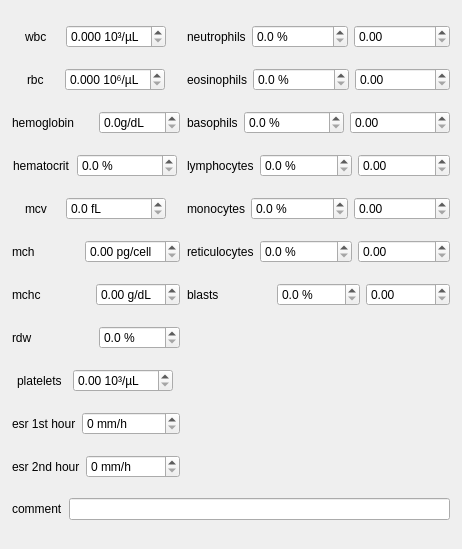
maternite/freehealth, file forms/subforms/generic/labtest_result/ui/xx/cbc.ui: the form before one commit.
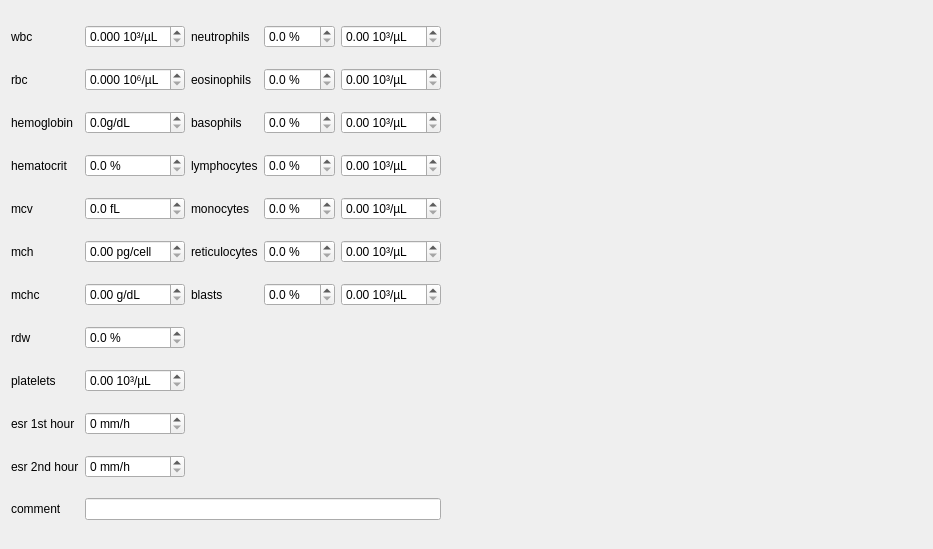
The form after the commit.

Commit message: completed CBC in Lab Test result

What changed in the file:
```diff
--- a/forms/subforms/generic/labtest_result/ui/xx/cbc.ui
+++ b/forms/subforms/generic/labtest_result/ui/xx/cbc.ui
@@ -6,7 +6,7 @@
    <rect>
     <x>0</x>
     <y>0</y>
-    <width>462</width>
+    <width>933</width>
     <height>549</height>
    </rect>
   </property>
@@ -14,23 +14,8 @@
    <string/>
   </property>
   <layout class="QGridLayout" name="gridLayout">
-   <item row="0" column="0">
-    <layout class="QHBoxLayout" name="horizontalLayout_9">
-     <item>
-      <widget class="QLabel" name="wbcLabel">
-       <property name="sizePolicy">
-        <sizepolicy hsizetype="Fixed" vsizetype="Preferred">
-         <horstretch>0</horstretch>
-         <verstretch>0</verstretch>
-        </sizepolicy>
-       </property>
-       <property name="text">
-        <string>wbc</string>
-       </property>
-      </widget>
-     </item>
-     <item>
-      <widget class="QDoubleSpinBox" name="wbcDoubleSpinBox">
+   <item row="1" column="4">
+    <widget class="QDoubleSpinBox" name="eosinophilsDoubleSpinBox">
        <property name="maximumSize">
         <size>
          <width>100</width>
@@ -40,75 +25,12 @@
        <property name="suffix">
         <string> 10³/µL</string>
        </property>
-       <property name="decimals">
-        <number>3</number>
-       </property>
        <property name="maximum">
-        <double>1000000.000000000000000</double>
+      <double>100000.000000000000000</double>
        </property>
       </widget>
      </item>
-    </layout>
-   </item>
-   <item row="0" column="1">
-    <layout class="QHBoxLayout" name="horizontalLayout_2">
-     <item>
-      <widget class="QLabel" name="neutrophilsLabel">
-       <property name="sizePolicy">
-        <sizepolicy hsizetype="Fixed" vsizetype="Preferred">
-         <horstretch>0</horstretch>
-         <verstretch>0</verstretch>
-        </sizepolicy>
-       </property>
-       <property name="text">
-        <string>neutrophils</string>
-       </property>
-      </widget>
-     </item>
-     <item>
-      <widget class="QDoubleSpinBox" name="neutrophilsPctDoubleSpinBox">
-       <property name="maximumSize">
-        <size>
-         <width>100</width>
-         <height>16777215</height>
-        </size>
-       </property>
-       <property name="suffix">
-        <string> %</string>
-       </property>
-       <property name="decimals">
-        <number>1</number>
-       </property>
-      </widget>
-     </item>
-     <item>
-      <widget class="QDoubleSpinBox" name="neutrophilsDoubleSpinBox">
-       <property name="maximumSize">
-        <size>
-         <width>100</width>
-         <height>16777215</height>
-        </size>
-       </property>
-      </widget>
-     </item>
-    </layout>
-   </item>
-   <item row="1" column="0">
-    <layout class="QHBoxLayout" name="horizontalLayout_10">
-     <item>
-      <widget class="QLabel" name="rbcLabel">
-       <property name="sizePolicy">
-        <sizepolicy hsizetype="Fixed" vsizetype="Preferred">
-         <horstretch>0</horstretch>
-         <verstretch>0</verstretch>
-        </sizepolicy>
-       </property>
-       <property name="text">
-        <string>rbc</string>
-       </property>
-      </widget>
-     </item>
-     <item>
+   <item row="1" column="1">
       <widget class="QDoubleSpinBox" name="rbcDoubleSpinBox">
        <property name="maximumSize">
         <size>
@@ -127,25 +49,8 @@
        </property>
       </widget>
      </item>
-    </layout>
-   </item>
-   <item row="1" column="1">
-    <layout class="QHBoxLayout" name="horizontalLayout_3">
-     <item>
-      <widget class="QLabel" name="eosinoLabel">
-       <property name="sizePolicy">
-        <sizepolicy hsizetype="Fixed" vsizetype="Preferred">
-         <horstretch>0</horstretch>
-         <verstretch>0</verstretch>
-        </sizepolicy>
-       </property>
-       <property name="text">
-        <string>eosinophils</string>
-       </property>
-      </widget>
-     </item>
-     <item>
-      <widget class="QDoubleSpinBox" name="eosinophilsPctDoubleSpinBox">
+   <item row="3" column="1">
+    <widget class="QDoubleSpinBox" name="hematocritDoubleSpinBox">
        <property name="maximumSize">
         <size>
          <width>100</width>
@@ -160,88 +65,30 @@
        </property>
       </widget>
      </item>
-     <item>
-      <widget class="QDoubleSpinBox" name="eosinophilsDoubleSpinBox">
-       <property name="maximumSize">
-        <size>
-         <width>100</width>
-         <height>16777215</height>
-        </size>
-       </property>
-      </widget>
-     </item>
-    </layout>
-   </item>
-   <item row="2" column="0">
-    <layout class="QHBoxLayout" name="horizontalLayout_11">
-     <item>
-      <widget class="QLabel" name="hemoglobinLabel">
+   <item row="6" column="2">
+    <widget class="QLabel" name="blastsLabel">
        <property name="text">
-        <string>hemoglobin</string>
+      <string>blasts</string>
        </property>
       </widget>
      </item>
-     <item>
-      <widget class="QDoubleSpinBox" name="hemoglobinDoubleSpinBox">
-       <property name="suffix">
-        <string>g/dL</string>
-       </property>
-       <property name="decimals">
-        <number>1</number>
-       </property>
-      </widget>
-     </item>
-    </layout>
-   </item>
-   <item row="2" column="1">
-    <layout class="QHBoxLayout" name="horizontalLayout_4">
-     <item>
-      <widget class="QLabel" name="basophilsLabel">
+   <item row="0" column="2">
+    <widget class="QLabel" name="neutrophilsLabel">
        <property name="sizePolicy">
-        <sizepolicy hsizetype="Fixed" vsizetype="Preferred">
+      <sizepolicy hsizetype="Preferred" vsizetype="Preferred">
          <horstretch>0</horstretch>
          <verstretch>0</verstretch>
         </sizepolicy>
        </property>
        <property name="text">
-        <string>basophils</string>
-       </property>
-      </widget>
-     </item>
-     <item>
-      <widget class="QDoubleSpinBox" name="basophilsPctDoubleSpinBox">
-       <property name="maximumSize">
-        <size>
-         <width>100</width>
-         <height>16777215</height>
-        </size>
-       </property>
-       <property name="suffix">
-        <string> %</string>
-       </property>
-       <property name="decimals">
-        <number>1</number>
-       </property>
-      </widget>
-     </item>
-     <item>
-      <widget class="QDoubleSpinBox" name="basophilsDoubleSpinBox">
-       <property name="maximumSize">
-        <size>
-         <width>100</width>
-         <height>16777215</height>
-        </size>
-       </property>
-      </widget>
-     </item>
-    </layout>
+      <string>neutrophils</string>
+     </property>
+    </widget>
    </item>
    <item row="3" column="0">
-    <layout class="QHBoxLayout" name="horizontalLayout_12">
-     <item>
       <widget class="QLabel" name="hematocritLabel">
        <property name="sizePolicy">
-        <sizepolicy hsizetype="Fixed" vsizetype="Preferred">
+      <sizepolicy hsizetype="Preferred" vsizetype="Preferred">
          <horstretch>0</horstretch>
          <verstretch>0</verstretch>
         </sizepolicy>
@@ -251,8 +98,8 @@
        </property>
       </widget>
      </item>
-     <item>
-      <widget class="QDoubleSpinBox" name="hematocritDoubleSpinBox">
+   <item row="5" column="3">
+    <widget class="QDoubleSpinBox" name="reticulocytesPctDoubleSpinBox">
        <property name="maximumSize">
         <size>
          <width>100</width>
@@ -267,25 +114,8 @@
        </property>
       </widget>
      </item>
-    </layout>
-   </item>
-   <item row="3" column="1">
-    <layout class="QHBoxLayout" name="horizontalLayout_5">
-     <item>
-      <widget class="QLabel" name="lymphocytesLabel">
-       <property name="sizePolicy">
-        <sizepolicy hsizetype="Fixed" vsizetype="Preferred">
-         <horstretch>0</horstretch>
-         <verstretch>0</verstretch>
-        </sizepolicy>
-       </property>
-       <property name="text">
-        <string>lymphocytes</string>
-       </property>
-      </widget>
-     </item>
-     <item>
-      <widget class="QDoubleSpinBox" name="lymphocytesPctDoubleSpinBox">
+   <item row="2" column="4">
+    <widget class="QDoubleSpinBox" name="basophilsDoubleSpinBox">
        <property name="maximumSize">
         <size>
          <width>100</width>
@@ -293,35 +123,15 @@
         </size>
        </property>
        <property name="suffix">
-        <string> %</string>
-       </property>
-       <property name="decimals">
-        <number>1</number>
+      <string> 10³/µL</string>
+     </property>
+     <property name="maximum">
+      <double>100000.000000000000000</double>
        </property>
       </widget>
      </item>
-     <item>
-      <widget class="QDoubleSpinBox" name="lymphocytesDoubleSpinBox"/>
-     </item>
-    </layout>
-   </item>
-   <item row="4" column="0">
-    <layout class="QHBoxLayout" name="horizontalLayout_13">
-     <item>
-      <widget class="QLabel" name="mcvLabel">
-       <property name="sizePolicy">
-        <sizepolicy hsizetype="Fixed" vsizetype="Preferred">
-         <horstretch>0</horstretch>
-         <verstretch>0</verstretch>
-        </sizepolicy>
-       </property>
-       <property name="text">
-        <string>mcv</string>
-       </property>
-      </widget>
-     </item>
-     <item>
-      <widget class="QDoubleSpinBox" name="mcv">
+   <item row="2" column="1">
+    <widget class="QDoubleSpinBox" name="hemoglobinDoubleSpinBox">
        <property name="maximumSize">
         <size>
          <width>100</width>
@@ -329,7 +139,7 @@
         </size>
        </property>
        <property name="suffix">
-        <string> fL</string>
+      <string>g/dL</string>
        </property>
        <property name="decimals">
         <number>1</number>
@@ -339,24 +149,7 @@
        </property>
       </widget>
      </item>
-    </layout>
-   </item>
-   <item row="4" column="1">
-    <layout class="QHBoxLayout" name="horizontalLayout_6">
-     <item>
-      <widget class="QLabel" name="monocytesLabel">
-       <property name="sizePolicy">
-        <sizepolicy hsizetype="Fixed" vsizetype="Preferred">
-         <horstretch>0</horstretch>
-         <verstretch>0</verstretch>
-        </sizepolicy>
-       </property>
-       <property name="text">
-        <string>monocytes</string>
-       </property>
-      </widget>
-     </item>
-     <item>
+   <item row="4" column="3">
       <widget class="QDoubleSpinBox" name="monocytesPctDoubleSpinBox">
        <property name="maximumSize">
         <size>
@@ -372,200 +165,128 @@
        </property>
       </widget>
      </item>
-     <item>
-      <widget class="QDoubleSpinBox" name="monocytesDoubleSpinBox"/>
-     </item>
-    </layout>
+   <item row="3" column="4">
+    <widget class="QDoubleSpinBox" name="lymphocytesDoubleSpinBox">
+     <property name="maximumSize">
+      <size>
+       <width>100</width>
+       <height>16777215</height>
+      </size>
+     </property>
+     <property name="suffix">
+      <string> 10³/µL</string>
+     </property>
+     <property name="maximum">
+      <double>100000.000000000000000</double>
+     </property>
+    </widget>
+   </item>
+   <item row="11" column="0">
+    <widget class="QLabel" name="cbcCommentLabel">
+     <property name="text">
+      <string>comment</string>
+     </property>
+    </widget>
+   </item>
+   <item row="2" column="3">
+    <widget class="QDoubleSpinBox" name="basophilsPctDoubleSpinBox">
+     <property name="maximumSize">
+      <size>
+       <width>100</width>
+       <height>16777215</height>
+      </size>
+     </property>
+     <property name="suffix">
+      <string> %</string>
+     </property>
+     <property name="decimals">
+      <number>1</number>
+     </property>
+    </widget>
+   </item>
+   <item row="1" column="0">
+    <widget class="QLabel" name="rbcLabel">
+     <property name="sizePolicy">
+      <sizepolicy hsizetype="Preferred" vsizetype="Preferred">
+       <horstretch>0</horstretch>
+       <verstretch>0</verstretch>
+      </sizepolicy>
+     </property>
+     <property name="text">
+      <string>rbc</string>
+     </property>
+    </widget>
+   </item>
+   <item row="4" column="4">
+    <widget class="QDoubleSpinBox" name="monocytesDoubleSpinBox">
+     <property name="maximumSize">
+      <size>
+       <width>100</width>
+       <height>16777215</height>
+      </size>
+     </property>
+     <property name="suffix">
+      <string> 10³/µL</string>
+     </property>
+     <property name="maximum">
+      <double>100000.000000000000000</double>
+     </property>
+    </widget>
+   </item>
+   <item row="7" column="0">
+    <widget class="QLabel" name="rdwLabel">
+     <property name="text">
+      <string>rdw</string>
+     </property>
+    </widget>
+   </item>
+   <item row="0" column="1">
+    <widget class="QDoubleSpinBox" name="wbcDoubleSpinBox">
+     <property name="maximumSize">
+      <size>
+       <width>100</width>
+       <height>16777215</height>
+      </size>
+     </property>
+     <property name="suffix">
+      <string> 10³/µL</string>
+     </property>
+     <property name="decimals">
+      <number>3</number>
+     </property>
+     <property name="maximum">
+      <double>1000000.000000000000000</double>
+     </property>
+    </widget>
    </item>
    <item row="5" column="0">
-    <layout class="QHBoxLayout" name="horizontalLayout_14">
-     <item>
-      <widget class="QLabel" name="label_2">
+    <widget class="QLabel" name="mchLabel">
        <property name="text">
         <string>mch</string>
        </property>
       </widget>
      </item>
-     <item>
-      <widget class="QDoubleSpinBox" name="doubleSpinBox_2">
-       <property name="suffix">
-        <string> pg/cell</string>
-       </property>
-      </widget>
-     </item>
-    </layout>
-   </item>
-   <item row="5" column="1">
-    <layout class="QHBoxLayout" name="horizontalLayout_7">
-     <item>
-      <widget class="QLabel" name="reticulocytesLabel">
-       <property name="sizePolicy">
-        <sizepolicy hsizetype="Fixed" vsizetype="Preferred">
-         <horstretch>0</horstretch>
-         <verstretch>0</verstretch>
-        </sizepolicy>
-       </property>
-       <property name="text">
-        <string>reticulocytes</string>
-       </property>
-      </widget>
-     </item>
-     <item>
-      <widget class="QDoubleSpinBox" name="reticulocytesPctDoubleSpinBox">
-       <property name="maximumSize">
-        <size>
-         <width>100</width>
-         <height>16777215</height>
-        </size>
-       </property>
-       <property name="suffix">
-        <string> %</string>
-       </property>
-       <property name="decimals">
-        <number>1</number>
-       </property>
-      </widget>
-     </item>
-     <item>
-      <widget class="QDoubleSpinBox" name="reticulocytesDoubleSpinBox"/>
-     </item>
-    </layout>
-   </item>
    <item row="6" column="0">
-    <layout class="QHBoxLayout" name="horizontalLayout_15">
-     <item>
-      <widget class="QLabel" name="label">
+    <widget class="QLabel" name="mchcLabel">
        <property name="text">
         <string>mchc</string>
        </property>
       </widget>
      </item>
-     <item>
-      <widget class="QDoubleSpinBox" name="doubleSpinBox">
-       <property name="suffix">
-        <string> g/dL</string>
-       </property>
-      </widget>
-     </item>
-    </layout>
-   </item>
-   <item row="6" column="1">
-    <layout class="QHBoxLayout" name="horizontalLayout_8">
-     <item>
-      <widget class="QLabel" name="blastsLabel">
-       <property name="text">
-        <string>blasts</string>
-       </property>
-      </widget>
-     </item>
-     <item>
-      <widget class="QDoubleSpinBox" name="blastsPctDoubleSpinBox">
-       <property name="suffix">
-        <string> %</string>
-       </property>
-       <property name="decimals">
-        <number>1</number>
-       </property>
-      </widget>
-     </item>
-     <item>
-      <widget class="QDoubleSpinBox" name="blastsDoubleSpinBox"/>
-     </item>
-    </layout>
-   </item>
-   <item row="7" column="0">
-    <layout class="QHBoxLayout" name="horizontalLayout_16">
-     <item>
-      <widget class="QLabel" name="label_3">
-       <property name="text">
-        <string>rdw</string>
-       </property>
-      </widget>
-     </item>
-     <item>
-      <widget class="QDoubleSpinBox" name="doubleSpinBox_3">
-       <property name="suffix">
-        <string> %</string>
-       </property>
-       <property name="decimals">
-        <number>1</number>
-       </property>
-      </widget>
-     </item>
-    </layout>
-   </item>
-   <item row="8" column="0">
-    <layout class="QHBoxLayout" name="horizontalLayout_17">
-     <item>
-      <widget class="QLabel" name="plateletsLabel">
+   <item row="5" column="2">
+    <widget class="QLabel" name="reticulocytesLabel">
        <property name="sizePolicy">
-        <sizepolicy hsizetype="Fixed" vsizetype="Preferred">
+      <sizepolicy hsizetype="Preferred" vsizetype="Preferred">
          <horstretch>0</horstretch>
          <verstretch>0</verstretch>
         </sizepolicy>
        </property>
        <property name="text">
-        <string>platelets</string>
-       </property>
-      </widget>
-     </item>
-     <item>
-      <widget class="QDoubleSpinBox" name="plateletsDoubleSpinBox">
-       <property name="maximumSize">
-        <size>
-         <width>100</width>
-         <height>16777215</height>
-        </size>
-       </property>
-       <property name="suffix">
-        <string> 10³/µL</string>
-       </property>
-       <property name="maximum">
-        <double>1000000.000000000000000</double>
-       </property>
-      </widget>
-     </item>
-    </layout>
-   </item>
-   <item row="9" column="0">
-    <layout class="QHBoxLayout" name="horizontalLayout_18">
-     <item>
-      <widget class="QLabel" name="esr1Label">
-       <property name="sizePolicy">
-        <sizepolicy hsizetype="Fixed" vsizetype="Preferred">
-         <horstretch>0</horstretch>
-         <verstretch>0</verstretch>
-        </sizepolicy>
-       </property>
-       <property name="text">
-        <string>esr 1st hour</string>
-       </property>
-      </widget>
-     </item>
-     <item>
-      <widget class="QDoubleSpinBox" name="esr1DoubleSpinBox">
-       <property name="maximumSize">
-        <size>
-         <width>100</width>
-         <height>16777215</height>
-        </size>
-       </property>
-       <property name="suffix">
-        <string> mm/h</string>
-       </property>
-       <property name="decimals">
-        <number>0</number>
-       </property>
-       <property name="maximum">
-        <double>10000.000000000000000</double>
-       </property>
-      </widget>
-     </item>
-    </layout>
+      <string>reticulocytes</string>
+     </property>
+    </widget>
    </item>
    <item row="10" column="0">
-    <layout class="QHBoxLayout" name="horizontalLayout_19">
-     <item>
       <widget class="QLabel" name="esr2Label">
        <property name="sizePolicy">
         <sizepolicy hsizetype="Fixed" vsizetype="Preferred">
@@ -578,7 +299,185 @@
        </property>
       </widget>
      </item>
-     <item>
+   <item row="9" column="0">
+    <widget class="QLabel" name="esr1Label">
+     <property name="sizePolicy">
+      <sizepolicy hsizetype="Fixed" vsizetype="Preferred">
+       <horstretch>0</horstretch>
+       <verstretch>0</verstretch>
+      </sizepolicy>
+     </property>
+     <property name="text">
+      <string>esr 1st hour</string>
+     </property>
+    </widget>
+   </item>
+   <item row="4" column="2">
+    <widget class="QLabel" name="monocytesLabel">
+     <property name="sizePolicy">
+      <sizepolicy hsizetype="Preferred" vsizetype="Preferred">
+       <horstretch>0</horstretch>
+       <verstretch>0</verstretch>
+      </sizepolicy>
+     </property>
+     <property name="text">
+      <string>monocytes</string>
+     </property>
+    </widget>
+   </item>
+   <item row="4" column="0">
+    <widget class="QLabel" name="mcvLabel">
+     <property name="sizePolicy">
+      <sizepolicy hsizetype="Preferred" vsizetype="Preferred">
+       <horstretch>0</horstretch>
+       <verstretch>0</verstretch>
+      </sizepolicy>
+     </property>
+     <property name="text">
+      <string>mcv</string>
+     </property>
+    </widget>
+   </item>
+   <item row="0" column="0">
+    <widget class="QLabel" name="wbcLabel">
+     <property name="sizePolicy">
+      <sizepolicy hsizetype="Preferred" vsizetype="Preferred">
+       <horstretch>0</horstretch>
+       <verstretch>0</verstretch>
+      </sizepolicy>
+     </property>
+     <property name="text">
+      <string>wbc</string>
+     </property>
+    </widget>
+   </item>
+   <item row="2" column="0">
+    <widget class="QLabel" name="hemoglobinLabel">
+     <property name="text">
+      <string>hemoglobin</string>
+     </property>
+    </widget>
+   </item>
+   <item row="0" column="3">
+    <widget class="QDoubleSpinBox" name="neutrophilsPctDoubleSpinBox">
+     <property name="maximumSize">
+      <size>
+       <width>100</width>
+       <height>16777215</height>
+      </size>
+     </property>
+     <property name="suffix">
+      <string> %</string>
+     </property>
+     <property name="decimals">
+      <number>1</number>
+     </property>
+    </widget>
+   </item>
+   <item row="8" column="1">
+    <widget class="QDoubleSpinBox" name="plateletsDoubleSpinBox">
+     <property name="maximumSize">
+      <size>
+       <width>100</width>
+       <height>16777215</height>
+      </size>
+     </property>
+     <property name="suffix">
+      <string> 10³/µL</string>
+     </property>
+     <property name="maximum">
+      <double>1000000.000000000000000</double>
+     </property>
+    </widget>
+   </item>
+   <item row="8" column="0">
+    <widget class="QLabel" name="plateletsLabel">
+     <property name="sizePolicy">
+      <sizepolicy hsizetype="Preferred" vsizetype="Preferred">
+       <horstretch>0</horstretch>
+       <verstretch>0</verstretch>
+      </sizepolicy>
+     </property>
+     <property name="text">
+      <string>platelets</string>
+     </property>
+    </widget>
+   </item>
+   <item row="3" column="3">
+    <widget class="QDoubleSpinBox" name="lymphocytesPctDoubleSpinBox">
+     <property name="maximumSize">
+      <size>
+       <width>100</width>
+       <height>16777215</height>
+      </size>
+     </property>
+     <property name="suffix">
+      <string> %</string>
+     </property>
+     <property name="decimals">
+      <number>1</number>
+     </property>
+    </widget>
+   </item>
+   <item row="5" column="1">
+    <widget class="QDoubleSpinBox" name="mchDoubleSpinBox">
+     <property name="maximumSize">
+      <size>
+       <width>100</width>
+       <height>16777215</height>
+      </size>
+     </property>
+     <property name="suffix">
+      <string> pg/cell</string>
+     </property>
+    </widget>
+   </item>
+   <item row="6" column="1">
+    <widget class="QDoubleSpinBox" name="mchcDoubleSpinBox">
+     <property name="maximumSize">
+      <size>
+       <width>100</width>
+       <height>16777215</height>
+      </size>
+     </property>
+     <property name="suffix">
+      <string> g/dL</string>
+     </property>
+    </widget>
+   </item>
+   <item row="4" column="1">
+    <widget class="QDoubleSpinBox" name="mcvDoubleSpinBox">
+     <property name="maximumSize">
+      <size>
+       <width>100</width>
+       <height>16777215</height>
+      </size>
+     </property>
+     <property name="suffix">
+      <string> fL</string>
+     </property>
+     <property name="decimals">
+      <number>1</number>
+     </property>
+     <property name="maximum">
+      <double>1000.000000000000000</double>
+     </property>
+    </widget>
+   </item>
+   <item row="1" column="2">
+    <widget class="QLabel" name="eosinoLabel">
+     <property name="sizePolicy">
+      <sizepolicy hsizetype="Preferred" vsizetype="Preferred">
+       <horstretch>0</horstretch>
+       <verstretch>0</verstretch>
+      </sizepolicy>
+     </property>
+     <property name="text">
+      <string>eosinophils</string>
+     </property>
+    </widget>
+   </item>
+   <item row="10" column="1">
       <widget class="QDoubleSpinBox" name="esr2DoubleSpinBox">
        <property name="maximumSize">
         <size>
@@ -597,21 +496,162 @@
        </property>
       </widget>
      </item>
-    </layout>
-   </item>
-   <item row="11" column="0" colspan="2">
-    <layout class="QHBoxLayout" name="horizontalLayout">
-     <item>
-      <widget class="QLabel" name="cbcCommentLabel">
+   <item row="3" column="2">
+    <widget class="QLabel" name="lymphocytesLabel">
+     <property name="sizePolicy">
+      <sizepolicy hsizetype="Preferred" vsizetype="Preferred">
+       <horstretch>0</horstretch>
+       <verstretch>0</verstretch>
+      </sizepolicy>
+     </property>
        <property name="text">
-        <string>comment</string>
+      <string>lymphocytes</string>
        </property>
       </widget>
      </item>
-     <item>
+   <item row="6" column="3">
+    <widget class="QDoubleSpinBox" name="blastsPctDoubleSpinBox">
+     <property name="maximumSize">
+      <size>
+       <width>100</width>
+       <height>16777215</height>
+      </size>
+     </property>
+     <property name="suffix">
+      <string> %</string>
+     </property>
+     <property name="decimals">
+      <number>1</number>
+     </property>
+    </widget>
+   </item>
+   <item row="5" column="4">
+    <widget class="QDoubleSpinBox" name="reticulocytesDoubleSpinBox">
+     <property name="maximumSize">
+      <size>
+       <width>100</width>
+       <height>16777215</height>
+      </size>
+     </property>
+     <property name="suffix">
+      <string> 10³/µL</string>
+     </property>
+     <property name="maximum">
+      <double>100000.000000000000000</double>
+     </property>
+    </widget>
+   </item>
+   <item row="9" column="1">
+    <widget class="QDoubleSpinBox" name="esr1DoubleSpinBox">
+     <property name="maximumSize">
+      <size>
+       <width>100</width>
+       <height>16777215</height>
+      </size>
+     </property>
+     <property name="suffix">
+      <string> mm/h</string>
+     </property>
+     <property name="decimals">
+      <number>0</number>
+     </property>
+     <property name="maximum">
+      <double>10000.000000000000000</double>
+     </property>
+    </widget>
+   </item>
+   <item row="7" column="1">
+    <widget class="QDoubleSpinBox" name="rdwDoubleSpinBox">
+     <property name="maximumSize">
+      <size>
+       <width>100</width>
+       <height>16777215</height>
+      </size>
+     </property>
+     <property name="suffix">
+      <string> %</string>
+     </property>
+     <property name="decimals">
+      <number>1</number>
+     </property>
+    </widget>
+   </item>
+   <item row="11" column="1" colspan="4">
       <widget class="QLineEdit" name="cbcCommentLineEdit"/>
      </item>
-    </layout>
+   <item row="2" column="2">
+    <widget class="QLabel" name="basophilsLabel">
+     <property name="sizePolicy">
+      <sizepolicy hsizetype="Preferred" vsizetype="Preferred">
+       <horstretch>0</horstretch>
+       <verstretch>0</verstretch>
+      </sizepolicy>
+     </property>
+     <property name="text">
+      <string>basophils</string>
+     </property>
+    </widget>
+   </item>
+   <item row="6" column="4">
+    <widget class="QDoubleSpinBox" name="blastsDoubleSpinBox">
+     <property name="maximumSize">
+      <size>
+       <width>100</width>
+       <height>16777215</height>
+      </size>
+     </property>
+     <property name="suffix">
+      <string> 10³/µL</string>
+     </property>
+     <property name="maximum">
+      <double>100000.000000000000000</double>
+     </property>
+    </widget>
+   </item>
+   <item row="1" column="3">
+    <widget class="QDoubleSpinBox" name="eosinophilsPctDoubleSpinBox">
+     <property name="maximumSize">
+      <size>
+       <width>100</width>
+       <height>16777215</height>
+      </size>
+     </property>
+     <property name="suffix">
+      <string> %</string>
+     </property>
+     <property name="decimals">
+      <number>1</number>
+     </property>
+    </widget>
+   </item>
+   <item row="0" column="4">
+    <widget class="QDoubleSpinBox" name="neutrophilsDoubleSpinBox">
+     <property name="maximumSize">
+      <size>
+       <width>100</width>
+       <height>16777215</height>
+      </size>
+     </property>
+     <property name="suffix">
+      <string> 10³/µL</string>
+     </property>
+     <property name="maximum">
+      <double>100000.000000000000000</double>
+     </property>
+    </widget>
+   </item>
+   <item row="3" column="5">
+    <spacer name="horizontalSpacer">
+     <property name="orientation">
+      <enum>Qt::Horizontal</enum>
+     </property>
+     <property name="sizeHint" stdset="0">
+      <size>
+       <width>40</width>
+       <height>20</height>
+      </size>
+     </property>
+    </spacer>
    </item>
   </layout>
  </widget>
```
Lines whose indentation alone changed are shown as unchanged. The commit also changes 2 other files.
